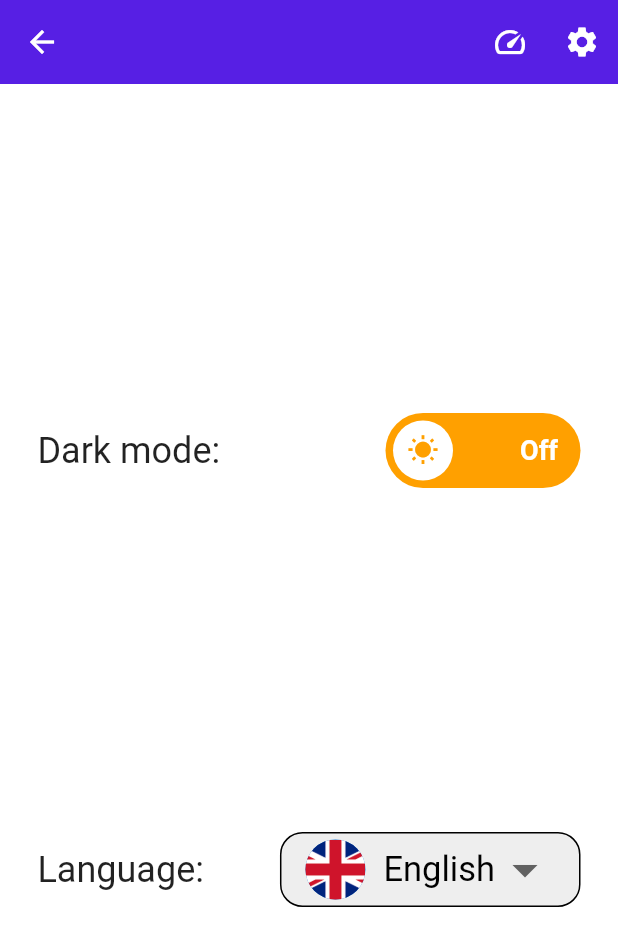
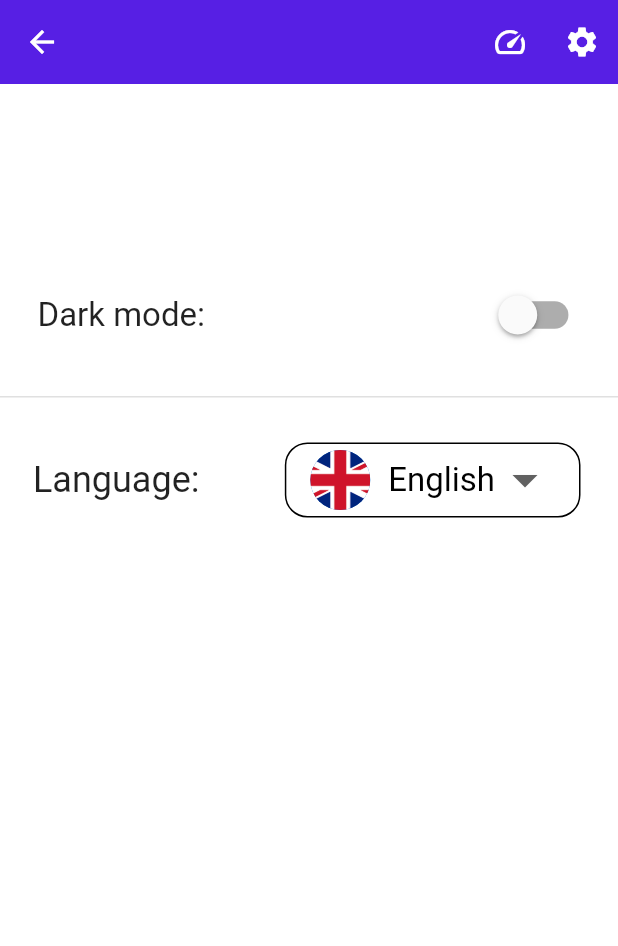
Before and after one commit to larrycaw/heat-vitality, a Flutter app: the Settings screen opened by its route, on a phone screen of 412 x 824 dp. Shown: the top 946 px of the screen. Run offline on Flutter 3.47's test engine with Material 2 defaults, Android fonts, the phone set to English and light mode, and no system bars; drawn by our look-alikes of lite_rolling_switch; our stand-ins replace easy_localization, flutter_spinkit, syncfusion_flutter_gauges.

Commit message:
settings design

```diff
--- a/lib/main.dart
+++ b/lib/main.dart
@@ -18,8 +18,8 @@ void main() => runApp(
       initialRoute: "/",
       routes: {
         "/old_index": (context) => BottomNavigation(),
+        "/": (context) => Bluetooth(),
         "/about_bluetooth_device": (context) => AboutBluetoothDevice(),
-        "/": (context) => Bluetooth(),
         "/settings": (context) => Settings(),
       },
     ),
--- a/lib/pages/settings.dart
+++ b/lib/pages/settings.dart
@@ -21,10 +21,15 @@ class _SettingsState extends State<Settings> {
       backgroundColor: Colors.white,
       appBar: CustomAppBar(),
       body: Column(
-        mainAxisAlignment: MainAxisAlignment.spaceEvenly,
+        mainAxisAlignment: MainAxisAlignment.start,
         children: [
           Container(
-            padding: EdgeInsets.only(top: 10, bottom: 10),
+            decoration: BoxDecoration(
+              border: Border(
+                bottom: BorderSide(color: Colors.grey[300]),
+              ),
+            ),
+            padding: EdgeInsets.only(top: 130, bottom: 30),
             child: Row(
               children: [
                 Row(
@@ -33,7 +38,7 @@ class _SettingsState extends State<Settings> {
                     Text(
                       "darkMode".tr() + ":",
                       style: TextStyle(
-                        fontSize: 24,
+                        fontSize: 22,
                       ),
                     ),
                   ],
@@ -42,18 +47,19 @@ class _SettingsState extends State<Settings> {
                   child: Row(
                     mainAxisAlignment: MainAxisAlignment.end,
                     children: [
-                      LiteRollingSwitch(
-                        value: darkModeOn,
-                        textOn: 'darkModeOn'.tr(),
-                        textOff: 'darkModeOff'.tr(),
-                        colorOn: Colors.deepPurple[600],
-                        colorOff: Colors.amber[700],
-                        iconOn: Icons.nightlight_round,
-                        iconOff: Icons.wb_sunny,
-                        textSize: 18,
-                        onChanged: (bool nightModeState) {
-                          print('Night mode on? $nightModeState');
-                        },
+                      Transform.scale(
+                        scale: 1.3,
+                        child: Switch(
+                          value: darkModeOn,
+                          onChanged: (value) {
+                            setState(() {
+                              darkModeOn = value;
+                              print(darkModeOn);
+                            });
+                          },
+                          activeTrackColor: Colors.deepPurpleAccent[100],
+                          activeColor: Color(0XFF571fe4),
+                        ),
                       ),
                       SizedBox(width: 25),
                     ],
@@ -63,12 +69,12 @@ class _SettingsState extends State<Settings> {
             ),
           ),
           Container(
-            padding: EdgeInsets.only(top: 10, bottom: 10),
+            padding: EdgeInsets.only(top: 30, bottom: 10),
             child: Row(
               children: [
                 Row(
                   children: [
-                    SizedBox(width: 25),
+                    SizedBox(width: 22),
                     Text(
                       ('language').tr() + ":",
                       style: TextStyle(
@@ -84,17 +90,17 @@ class _SettingsState extends State<Settings> {
                       Container(
                         padding: EdgeInsets.only(left: 16, right: 16),
                         decoration: BoxDecoration(
-                          color: Colors.grey[200],
+                          color: Colors.white,
                           border: Border.all(color: Colors.black, width: 1),
                           borderRadius: BorderRadius.circular(15),
                         ),
                         child: DropdownButton(
-                          dropdownColor: Colors.grey[200],
+                          dropdownColor: Colors.white,
                           icon: Icon(Icons.arrow_drop_down),
                           iconSize: 40,
                           underline: SizedBox(),
                           style: TextStyle(
-                            fontSize: 23,
+                            fontSize: 22,
                             color: Colors.black,
                           ),
                           value: 'currentLanguage'.tr(),
```
